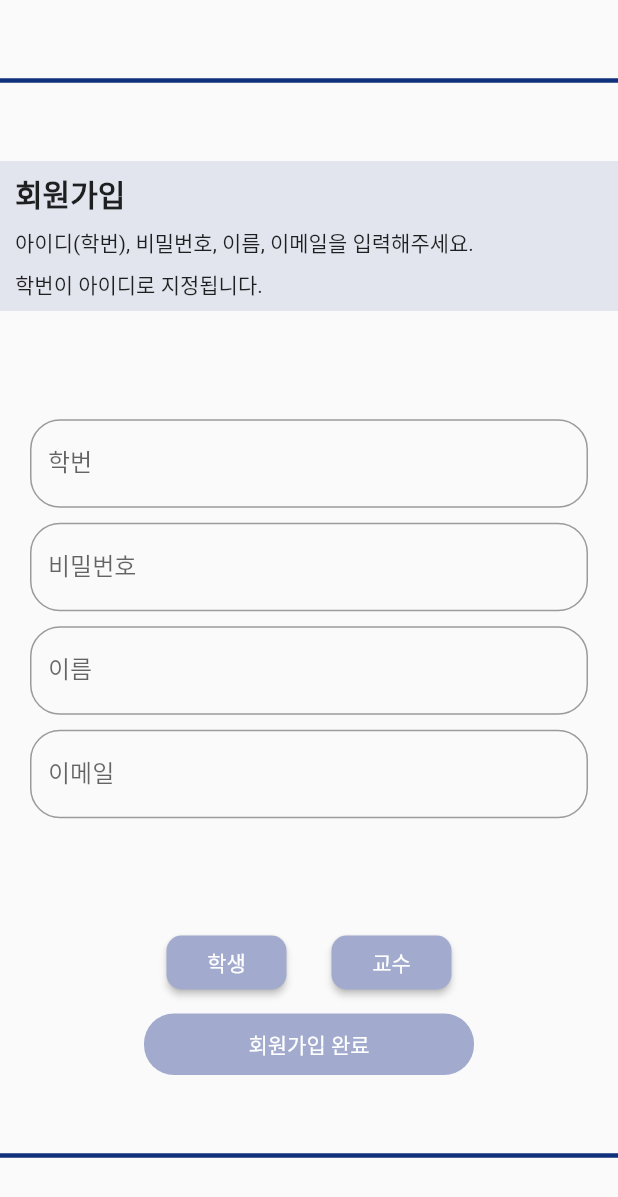
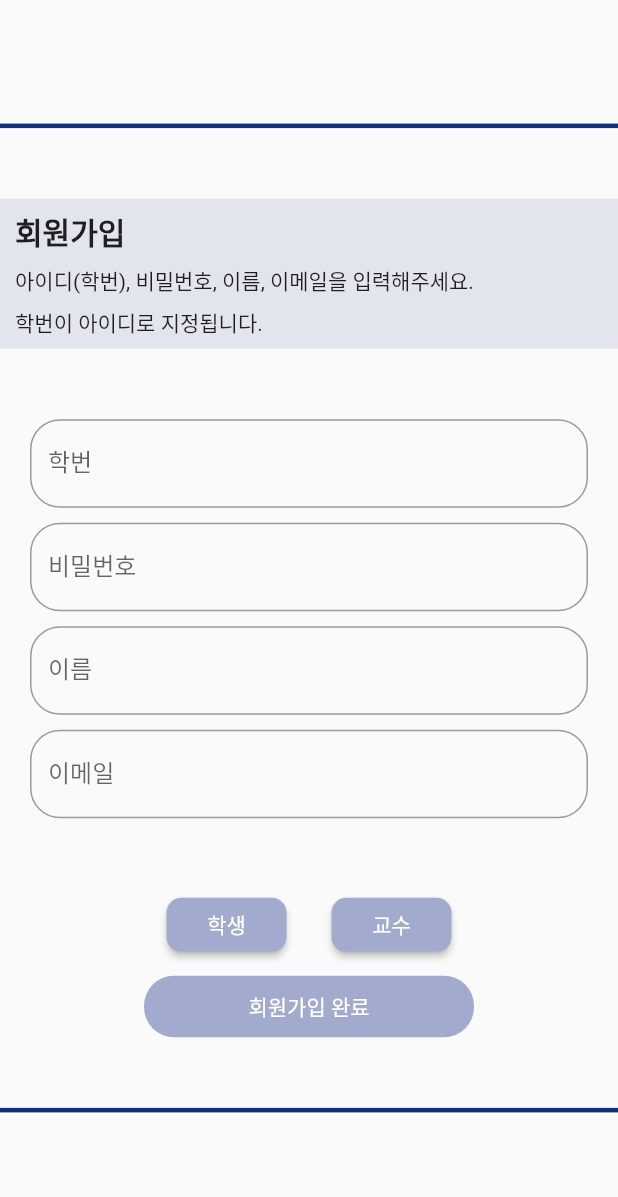
Before and after one commit to sleepisparrow/basic_project_lab7, a Flutter app: the SingupScreen screen opened directly, on a phone screen of 412 x 824 dp. Shown: the top 1197 px of the screen. Run offline on Flutter 3.47's test engine with Material 2 defaults, Android fonts, the phone set to English and light mode, and no system bars; our stand-ins replace cloud_firestore, firebase_auth, firebase_core, fluttertoast, modal_progress_hud_nsn and 1 more; missing offline and left inert: dart:ffi; accounts and stored records are empty.

```diff
--- a/frame/lib/screen/signup_screen.dart
+++ b/frame/lib/screen/signup_screen.dart
@@ -36,16 +36,31 @@ class _SingupScreenState extends State<SingupScreen> {
   @override
   Widget build(BuildContext context) {
     return Scaffold(
-      resizeToAvoidBottomInset: false,
+      resizeToAvoidBottomInset: true,
       body: SafeArea(
         bottom: false,
+        child: Center(
+          child: Container(
+            height: MediaQuery.of(context).size.height/10 * 8,
+            decoration: BoxDecoration(
+              border: Border(
+                top: BorderSide(
+                  color: NeedColors.darkBlue,
+                  width: 3.0,
+                ),
+                bottom: BorderSide(
+                  color: NeedColors.darkBlue,
+                  width: 3.0,
+                ),
+              ),
+            ),
             child: Column(
               mainAxisAlignment: MainAxisAlignment.spaceEvenly,
               children: [
-            const HorizontalLine(),
                 const _SingupManual(),
-            Padding(
-              padding: const EdgeInsets.all(20.0),
+                SingleChildScrollView(
+                  child: Padding(
+                    padding: const EdgeInsets.fromLTRB(20, 0, 20, 0),
                     child: Column(
                       children: [
                         Form(
@@ -145,6 +160,7 @@ class _SingupScreenState extends State<SingupScreen> {
                           ),
                         ),
                       ],
+                    ),
                   ),
                 ),
                 Column(
@@ -270,8 +286,9 @@ class _SingupScreenState extends State<SingupScreen> {
                     ),
                   ],
                 ),
-            const HorizontalLine(),
               ],
+            ),
+          ),
         ),
       ),
     );
--- a/frame/lib/screen/student/stu_feedback_screen.dart
+++ b/frame/lib/screen/student/stu_feedback_screen.dart
@@ -9,6 +9,8 @@ class StuFeedBackScreen extends StatelessWidget {
     return Scaffold(
       resizeToAvoidBottomInset: false,
       body: SafeArea(
+        child: Center(
+          child: SingleChildScrollView(
             child: Column(
               mainAxisAlignment: MainAxisAlignment.spaceEvenly,
               crossAxisAlignment: CrossAxisAlignment.center,
@@ -46,7 +48,7 @@ class StuFeedBackScreen extends StatelessWidget {
                 Column(
                   children: [
                     Padding(
-                  padding: const EdgeInsets.all(8.0),
+                      padding: const EdgeInsets.all(15.0),
                       child: TextField(
                         keyboardType: TextInputType.multiline,
                         minLines: 10,
@@ -63,6 +65,8 @@ class StuFeedBackScreen extends StatelessWidget {
                   ],
                 ),
               ],
+            ),
+          ),
         ),
       ),
     );
```
Also changed, not shown: frame/lib/screen/student/stu_code_screen.dart (+22 -8 lines). Lines whose indentation alone changed are shown as unchanged.
